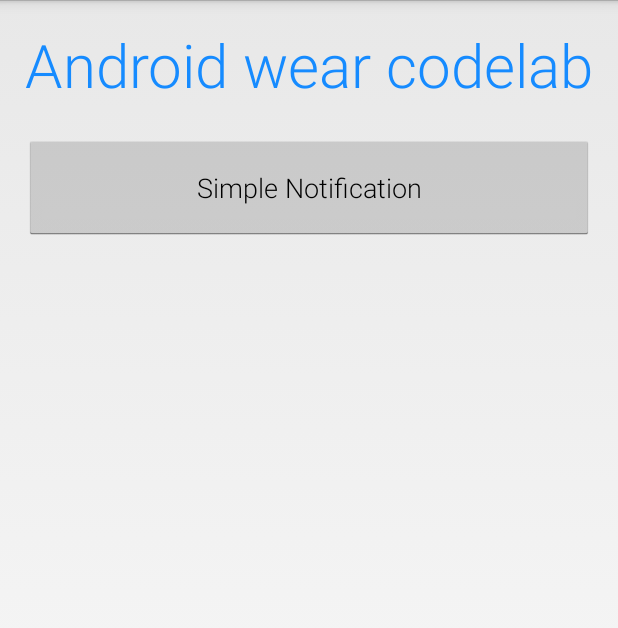
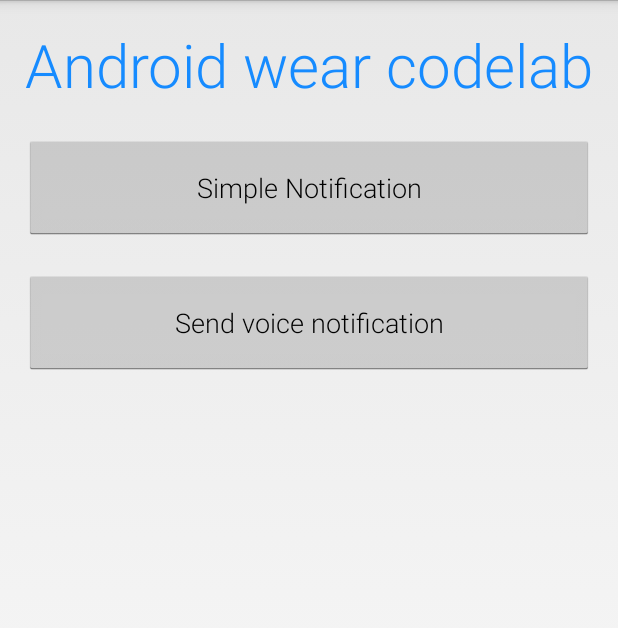
Before and after one commit to myandroidprojectid/android_wear_codelab, an Android app: the screen it shows after launch (MyActivity), on a phone screen of 412 x 824 dp. Shown: the top 628 px of the screen. Run offline under Robolectric (Android 15) with nearby library versions, the phone set to English and light mode, and no system bars.

Commit message:
RemoteInput notification implemented

```diff
--- a/app/src/main/AndroidManifest.xml
+++ b/app/src/main/AndroidManifest.xml
@@ -7,6 +7,9 @@
         android:icon="@drawable/icon_gdg"
         android:label="@string/app_name"
         android:theme="@style/AppTheme" >
+
+        <activity android:name=".ReplyActivity"/>
+
         <activity
             android:name=".MyActivity"
             android:label="@string/app_name" >
--- a/app/src/main/res/layout/activity_my.xml
+++ b/app/src/main/res/layout/activity_my.xml
@@ -27,4 +27,13 @@
         android:fontFamily="sans-serif-light"
         android:onClick="send_simple_notification"/>
 
+    <Button
+        android:text="@string/second_not"
+        android:layout_width="match_parent"
+        android:layout_height="70dp"
+        android:layout_marginTop="20dp"
+        android:fontFamily="sans-serif-light"
+        android:onClick="send_voice_notification"/>
+
+
 </LinearLayout>
--- a/app/src/main/res/values/strings.xml
+++ b/app/src/main/res/values/strings.xml
@@ -6,5 +6,11 @@
     <string name="action_settings">Settings</string>
     <string name="textiview_text">Android wear codelab</string>
     <string name="first_notification">Simple Notification</string>
+    <string name="second_not">Send voice notification</string>
+
+    <string-array name="voice_response">
+        <item> Yep</item>
+        <item> Nope</item>
+    </string-array>
 
 </resources>
```
Also changed, not shown: app/src/main/java/wtf/gdg_wear_prject/MyActivity.java (+38 -0 lines), app/src/main/java/wtf/gdg_wear_prject/ReplyActivity.java (added, +24 -0 lines), app/src/main/res/layout/reply_layout.xml (added, +29 -0 lines), app/src/main/res/drawable-hdpi/icon_microphone.png (added).
